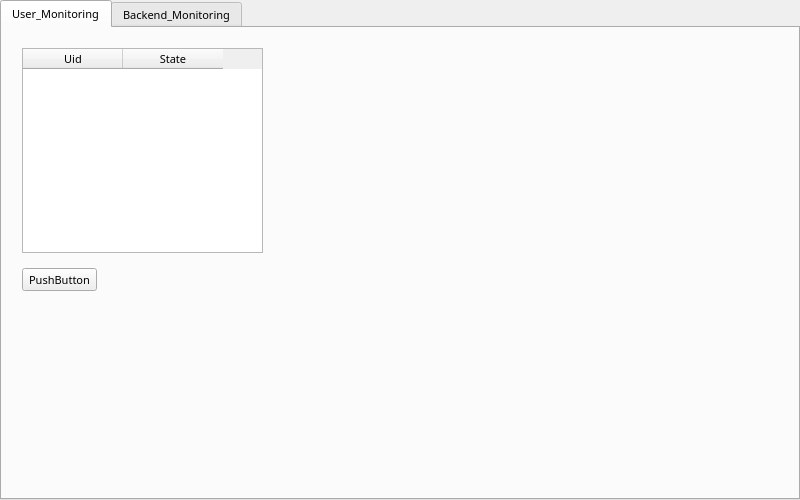
Old version of the form mainwindow.ui in the repository ydu016/PC_Android_server.
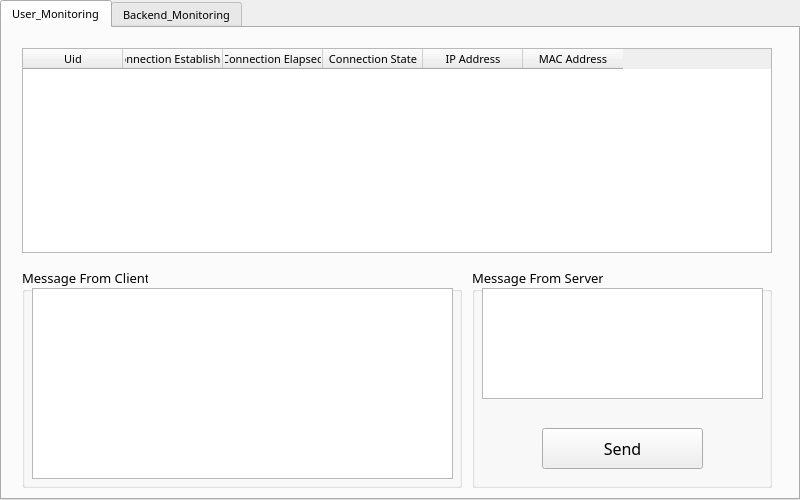
New version of the form.

The edit to the form file:
```diff
--- a/mainwindow.ui
+++ b/mainwindow.ui
@@ -41,7 +41,7 @@
        <rect>
         <x>20</x>
         <y>20</y>
-        <width>241</width>
+        <width>750</width>
         <height>205</height>
        </rect>
       </property>
@@ -52,22 +52,110 @@
       </column>
       <column>
        <property name="text">
-        <string>State</string>
+        <string> Connection Established </string>
+       </property>
+      </column>
+      <column>
+       <property name="text">
+        <string> Connection Elapsed </string>
+       </property>
+      </column>
+      <column>
+       <property name="text">
+        <string> Connection State </string>
+       </property>
+      </column>
+      <column>
+       <property name="text">
+        <string> IP Address </string>
+       </property>
+      </column>
+      <column>
+       <property name="text">
+        <string>MAC Address</string>
        </property>
       </column>
      </widget>
-     <widget class="QPushButton" name="pushButton">
+     <widget class="QGroupBox" name="groupBox">
       <property name="geometry">
        <rect>
         <x>20</x>
         <y>240</y>
-        <width>75</width>
-        <height>23</height>
+        <width>440</width>
+        <height>220</height>
        </rect>
       </property>
-      <property name="text">
-       <string>PushButton</string>
+      <property name="font">
+       <font>
+        <pointsize>10</pointsize>
+        <weight>50</weight>
+        <bold>false</bold>
+       </font>
       </property>
+      <property name="title">
+       <string>Message From Client</string>
+      </property>
+      <property name="flat">
+       <bool>false</bool>
+      </property>
+      <widget class="QTextEdit" name="textEdit">
+       <property name="geometry">
+        <rect>
+         <x>10</x>
+         <y>20</y>
+         <width>421</width>
+         <height>191</height>
+        </rect>
+       </property>
+      </widget>
+     </widget>
+     <widget class="QGroupBox" name="groupBox_2">
+      <property name="geometry">
+       <rect>
+        <x>470</x>
+        <y>240</y>
+        <width>300</width>
+        <height>220</height>
+       </rect>
+      </property>
+      <property name="font">
+       <font>
+        <pointsize>10</pointsize>
+       </font>
+      </property>
+      <property name="title">
+       <string>Message From Server</string>
+      </property>
+      <widget class="QTextEdit" name="textEdit_2">
+       <property name="geometry">
+        <rect>
+         <x>10</x>
+         <y>20</y>
+         <width>281</width>
+         <height>111</height>
+        </rect>
+       </property>
+      </widget>
+      <widget class="QPushButton" name="pushButton">
+       <property name="geometry">
+        <rect>
+         <x>70</x>
+         <y>160</y>
+         <width>161</width>
+         <height>41</height>
+        </rect>
+       </property>
+       <property name="font">
+        <font>
+         <pointsize>12</pointsize>
+         <weight>50</weight>
+         <bold>false</bold>
+        </font>
+       </property>
+       <property name="text">
+        <string>Send</string>
+       </property>
+      </widget>
      </widget>
     </widget>
     <widget class="QWidget" name="tab_2">
```
Left out of the diff: 3 changed lines with no effect on the pictures.
